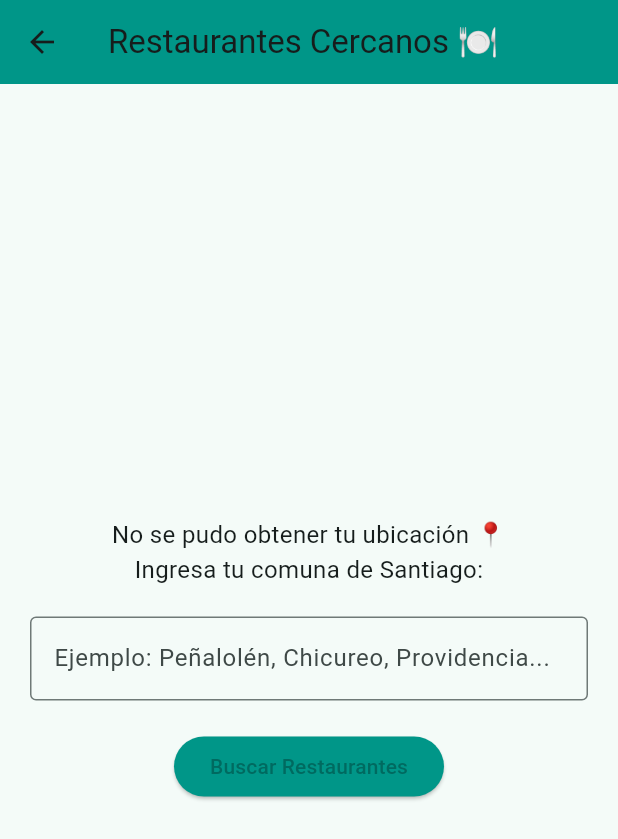
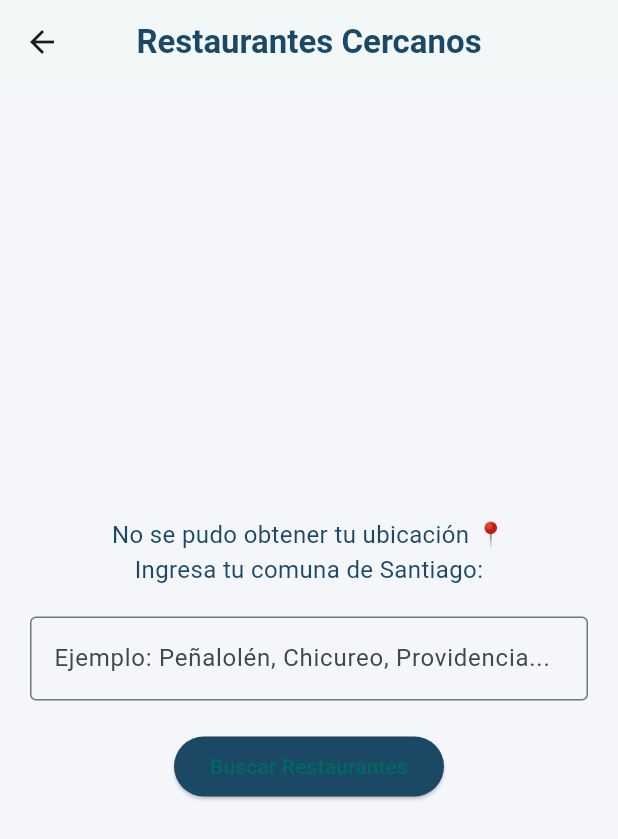
Before and after one commit to VICHOFDEZ/MyHome, a Flutter app: the screen it shows after launch, after a tap on "Comida", on a phone screen of 412 x 824 dp. Shown: the top 839 px of the screen. Run offline on Flutter 3.47's test engine with Material 3 defaults, Android fonts, the phone set to English and light mode, and no system bars; our stand-ins replace flutter_local_notifications, geolocator, google_maps_flutter, shared_preferences, timezone; accounts and stored records are empty.

Commit message:
En avances para tener la app como pro

```diff
--- a/lib/screens/food_screen.dart
+++ b/lib/screens/food_screen.dart
@@ -2,6 +2,12 @@ import 'dart:convert';
 import 'package:flutter/material.dart';
 import 'package:geolocator/geolocator.dart';
 import 'package:http/http.dart' as http;
+import 'package:url_launcher/url_launcher.dart';
+
+// 🎨 PALETA OFICIAL
+const kPrimaryColor = Color(0xFF1B4965);
+const kSecondaryColor = Color(0xFF5FA8D3);
+const kBackgroundColor = Color(0xFFF4F6FA);
 
 class FoodScreen extends StatefulWidget {
   const FoodScreen({super.key});
@@ -32,7 +38,6 @@ class _FoodScreenState extends State<FoodScreen> {
     Position? position;
 
     try {
-      // 🛰️ Intentar usar GPS
       LocationPermission permission = await Geolocator.requestPermission();
       if (permission == LocationPermission.denied ||
           permission == LocationPermission.deniedForever) {
@@ -42,7 +47,6 @@ class _FoodScreenState extends State<FoodScreen> {
       position = await Geolocator.getCurrentPosition(
           desiredAccuracy: LocationAccuracy.high);
     } catch (_) {
-      // 🚫 GPS falló → permitir escribir comuna
       setState(() {
         gpsFailed = true;
         isLoading = false;
@@ -86,17 +90,21 @@ class _FoodScreenState extends State<FoodScreen> {
       });
     }
 
-    // 🔹 Obtener teléfonos y calcular distancia
+    // 🔹 Obtener teléfonos, website y distancia
     for (var resto in fetched) {
       final detailsUrl =
           'https://maps.googleapis.com/maps/api/place/details/json'
-          '?place_id=${resto['place_id']}&fields=formatted_phone_number&key=$apiKey';
+          '?place_id=${resto['place_id']}'
+          '&fields=formatted_phone_number,website'
+          '&key=$apiKey';
 
       final detailsResponse = await http.get(Uri.parse(detailsUrl));
       final detailsData = json.decode(detailsResponse.body);
 
       resto['phone'] = detailsData['result']?['formatted_phone_number'] ??
           'Teléfono no disponible';
+
+      resto['website'] = detailsData['result']?['website'];
 
       resto['distance'] = Geolocator.distanceBetween(
         lat,
@@ -106,11 +114,8 @@ class _FoodScreenState extends State<FoodScreen> {
       );
     }
 
-    fetched.sort((a, b) {
-      final ratingA = double.tryParse(a['rating'] ?? '0') ?? 0;
-      final ratingB = double.tryParse(b['rating'] ?? '0') ?? 0;
-      return ratingB.compareTo(ratingA);
-    });
+    // 🔹 AHORA ORDENAMOS POR DISTANCIA (de menor a mayor)
+    fetched.sort((a, b) => a['distance'].compareTo(b['distance']));
 
     setState(() {
       restaurants = fetched;
@@ -146,12 +151,18 @@ class _FoodScreenState extends State<FoodScreen> {
   @override
   Widget build(BuildContext context) {
     return Scaffold(
+      backgroundColor: kBackgroundColor,
       appBar: AppBar(
-        title: const Text('Restaurantes Cercanos 🍽️'),
-        backgroundColor: Colors.teal,
+        backgroundColor: Colors.white,
+        title: const Text(
+          'Restaurantes Cercanos',
+          style: TextStyle(color: kPrimaryColor, fontWeight: FontWeight.bold),
+        ),
+        centerTitle: true,
+        elevation: 1,
       ),
       body: isLoading
-          ? const Center(child: CircularProgressIndicator())
+          ? const Center(child: CircularProgressIndicator(color: kPrimaryColor))
           : gpsFailed
               ? _buildComunaInput()
               : _buildRestaurantList(),
@@ -167,7 +178,7 @@ class _FoodScreenState extends State<FoodScreen> {
           const Text(
             'No se pudo obtener tu ubicación 📍\nIngresa tu comuna de Santiago:',
             textAlign: TextAlign.center,
-            style: TextStyle(fontSize: 16),
+            style: TextStyle(fontSize: 16, color: kPrimaryColor),
           ),
           const SizedBox(height: 20),
           TextField(
@@ -180,7 +191,9 @@ class _FoodScreenState extends State<FoodScreen> {
           const SizedBox(height: 20),
           ElevatedButton(
             onPressed: _fetchByComuna,
-            style: ElevatedButton.styleFrom(backgroundColor: Colors.teal),
+            style: ElevatedButton.styleFrom(
+              backgroundColor: kPrimaryColor,
+            ),
             child: const Text('Buscar Restaurantes'),
           ),
         ],
@@ -196,23 +209,81 @@ class _FoodScreenState extends State<FoodScreen> {
           itemBuilder: (context, index) {
             final r = restaurants[index];
             return Card(
-                margin:
-                    const EdgeInsets.symmetric(horizontal: 10, vertical: 6),
+              color: Colors.white,
+              margin: const EdgeInsets.symmetric(horizontal: 12, vertical: 8),
+              elevation: 3,
               child: ListTile(
-                  leading:
-                      const Icon(Icons.restaurant, color: Colors.teal, size: 28),
+                leading: const Icon(
+                  Icons.restaurant,
+                  color: kPrimaryColor,
+                  size: 34,
+                ),
+
+                // 🔹 SOLO NOMBRE ARRIBA
                 title: Text(
                   r['name'],
                   style: const TextStyle(
-                        fontWeight: FontWeight.bold, fontSize: 16),
+                    fontWeight: FontWeight.bold,
+                    fontSize: 17,
+                    color: kPrimaryColor,
                   ),
+                  overflow: TextOverflow.ellipsis,
+                ),
+
+                // 🔹 INFO ABAJO
                 subtitle: Column(
                   crossAxisAlignment: CrossAxisAlignment.start,
                   children: [
+                    // ⭐ CALIFICACIÓN
                     Text('⭐ Calificación: ${r['rating']}'),
-                      Text('📞 ${r['phone']}'),
+
+                    // 📞 TELÉFONO + 🌐 ICONO WEB -> MISMA ALTURA
+                    Row(
+                      mainAxisAlignment: MainAxisAlignment.spaceBetween,
+                      children: [
+                        // Teléfono clickeable
+                        GestureDetector(
+                          onTap: () async {
+                            final phone = r['phone'].replaceAll(' ', '');
+                            final url = Uri.parse('tel:$phone');
+                            if (await canLaunchUrl(url)) {
+                              await launchUrl(url);
+                            }
+                          },
+                          child: Text(
+                            '📞 ${r['phone']}',
+                            style: const TextStyle(
+                              color: kPrimaryColor,
+                              decoration: TextDecoration.underline,
+                            ),
+                          ),
+                        ),
+
+                        // 🌐 Icono web alineado con el número
+                        if (r['website'] != null)
+                          GestureDetector(
+                            onTap: () async {
+                              final url = Uri.parse(r['website']);
+                              if (await canLaunchUrl(url)) {
+                                await launchUrl(
+                                  url,
+                                  mode: LaunchMode.externalApplication,
+                                );
+                              }
+                            },
+                            child: const Icon(
+                              Icons.public,
+                              size: 40, // tamaño perfecto para esa línea
+                              color: kSecondaryColor,
+                            ),
+                          ),
+                      ],
+                    ),
+
+                    // 📍 DISTANCIA
                     Text(
-                          '📍 ${(r['distance'] / 1000).toStringAsFixed(2)} km'),
+                      '📍 ${(r['distance'] / 1000).toStringAsFixed(2)} km',
+                    ),
                   ],
                 ),
               ),
--- a/lib/screens/home_screen.dart
+++ b/lib/screens/home_screen.dart
@@ -3,7 +3,10 @@ import 'emergency_info_screen.dart';
 import 'emergency_profile_screen.dart';
 import '../services/emergency_profile_storage.dart';
 
-
+/// 🎨 Paleta oficial de la app
+const kPrimaryColor = Color(0xFF1B4965);
+const kSecondaryColor = Color(0xFF5FA8D3);
+const kBackgroundColor = Color(0xFFF4F6FA);
 
 class HomeScreen extends StatelessWidget {
   const HomeScreen({super.key});
@@ -11,142 +14,127 @@ class HomeScreen extends StatelessWidget {
   @override
   Widget build(BuildContext context) {
     return Scaffold(
-      backgroundColor: Colors.grey[50],
+      backgroundColor: kBackgroundColor,
       appBar: AppBar(
-        title: const Text(
-          'Bienvenido a My Home',
-          style: TextStyle(fontWeight: FontWeight.bold, color: Colors.teal),
-        ),
         backgroundColor: Colors.white,
         elevation: 1,
         centerTitle: true,
+        title: const Text(
+          'Bienvenido a My Home',
+          style: TextStyle(
+            fontWeight: FontWeight.bold,
+            color: kPrimaryColor,
+          ),
+        ),
       ),
+
       body: Padding(
         padding: const EdgeInsets.symmetric(horizontal: 16, vertical: 20),
         child: Column(
           crossAxisAlignment: CrossAxisAlignment.start,
           children: [
-            const SizedBox(height: 30),
+            const SizedBox(height: 10),
+
+            /// TÍTULO
             const Center(
               child: Text(
                 'Acceso Rápido',
-                style: TextStyle(fontSize: 18, fontWeight: FontWeight.w600),
+                style: TextStyle(
+                  fontSize: 20,
+                  fontWeight: FontWeight.w700,
+                  color: kPrimaryColor,
+                ),
               ),
             ),
-            const SizedBox(height: 30),
 
-            // 🔽 Botones principales
+            const SizedBox(height: 20),
+
+            /// GRID PROFESIONAL
             Expanded(
               child: GridView.count(
-                crossAxisCount: 4,
-                mainAxisSpacing: 10,
-                crossAxisSpacing: 10,
-                children: [
-                  _QuickAccessButton(icon: Icons.restaurant, label: 'Comida'),
-                  _QuickAccessButton(icon: Icons.calculate, label: 'Simulador'),
-                  _QuickAccessButton(icon: Icons.build, label: 'Mantención'),
-                  _QuickAccessButton(icon: Icons.school, label: 'Tutores'),
-                  _QuickAccessButton(icon: Icons.alarm, label: 'Recordatorio'),
-                  _QuickAccessButton(icon: Icons.verified_user, label: 'Zonas Peligrosas'),
-                  _QuickAccessButton(icon: Icons.explore, label: 'Vias Reversibles'),
-                  _QuickAccessButton(icon: Icons.self_improvement, label: 'Bienestar & Calma'),
+                crossAxisCount: 2,
+                mainAxisSpacing: 20,
+                crossAxisSpacing: 20,
+                childAspectRatio: 1.2,
+                children: const [
+                  _HomeCard(icon: Icons.restaurant, label: 'Comida', route: '/food'),
+                  _HomeCard(icon: Icons.calculate, label: 'Simulador', route: '/simulador'),
+                  _HomeCard(icon: Icons.build, label: 'Mantención', route: '/technicians'),
+                  _HomeCard(icon: Icons.school, label: 'Tutores', route: '/classes'),
+                  _HomeCard(icon: Icons.alarm, label: 'Recordatorio', route: '/reminders'),
+                  _HomeCard(icon: Icons.verified_user, label: 'Zonas Peligrosas', route: '/zonas'),
+                  _HomeCard(icon: Icons.explore, label: 'Vias Reversibles', route: '/vias'),
+                  _HomeCard(icon: Icons.self_improvement, label: 'Bienestar & Calma', route: '/bienestar'),
                 ],
               ),
             ),
           ],
         ),
       ),
+
+      /// BOTÓN S.O.S.
       floatingActionButton: FloatingActionButton.extended(
         onPressed: () async {
-         // 1. Cargamos el perfil desde SharedPreferences
           final profile = await EmergencyProfileStorage.loadProfile();
 
-         // 2. Si NO hay datos -> mandamos a registrar datos
           if (profile == null) {
             Navigator.push(
               context,
-              MaterialPageRoute(
-                builder: (_) => const EmergencyProfileScreen(),
-              ),
+              MaterialPageRoute(builder: (_) => const EmergencyProfileScreen()),
             );
           } else {
-            // 3. Si SÍ hay datos -> vamos al botón de pánico
             Navigator.push(
               context,
-              MaterialPageRoute(
-                builder: (_) => const EmergencyInfoScreen(),
-              ),
+              MaterialPageRoute(builder: (_) => const EmergencyInfoScreen()),
             );
           }
         },
         backgroundColor: Colors.red,
         icon: const Icon(Icons.phone, color: Colors.white),
-        label: const Text(
-          'S.O.S',
-          style: TextStyle(color: Colors.white),
-        ),
+        label: const Text('S.O.S', style: TextStyle(color: Colors.white)),
       ),
       floatingActionButtonLocation: FloatingActionButtonLocation.endFloat,
     );
   }
 }
 
-class _QuickAccessButton extends StatelessWidget {
+/// ------------------------------
+/// CARD GRANDE ESTILO UAI
+/// ------------------------------
+class _HomeCard extends StatelessWidget {
   final IconData icon;
   final String label;
+  final String route;
 
-  const _QuickAccessButton({required this.icon, required this.label});
+  const _HomeCard({required this.icon, required this.label, required this.route});
 
   @override
   Widget build(BuildContext context) {
     return GestureDetector(
-      onTap: () {
-        switch (label) {
-          case 'Recordatorio':
-            Navigator.pushNamed(context, '/reminders');
-            break;
-          case 'Tutores':
-            Navigator.pushNamed(context, '/classes');
-            break;
-          case 'Mantención':
-            Navigator.pushNamed(context, '/technicians');
-            break;
-          case 'Comida':
-            Navigator.pushNamed(context, '/food');
-            break;
-          case 'Simulador':
-            Navigator.pushNamed(context, '/simulador');
-            break;
-          case 'Zonas Peligrosas':
-            Navigator.pushNamed(context, '/zonas');
-            break;
-          case 'Vias Reversibles':
-            Navigator.pushNamed(context, '/vias');
-            break;
-          case 'Bienestar & Calma':
-            Navigator.pushNamed(context, '/bienestar');
-            break;
-          default:
-            ScaffoldMessenger.of(context).showSnackBar(
-              SnackBar(content: Text('Función "$label" aún no disponible')),
-            );
-        }
-      },
+      onTap: () => Navigator.pushNamed(context, route),
       child: Container(
         decoration: BoxDecoration(
-          color: Colors.teal[100],
-          borderRadius: BorderRadius.circular(15),
+          color: Colors.white,
+          borderRadius: BorderRadius.circular(18),
+          boxShadow: [
+            BoxShadow(
+              color: Colors.black.withOpacity(0.08),
+              blurRadius: 8,
+              offset: const Offset(0, 4),
+            )
+          ],
         ),
         child: Column(
           mainAxisAlignment: MainAxisAlignment.center,
           children: [
-            Icon(icon, size: 32, color: Colors.teal[700]),
-            const SizedBox(height: 6),
+            Icon(icon, size: 48, color: kPrimaryColor),
+            const SizedBox(height: 12),
             Text(
               label,
-              style: TextStyle(
-                fontSize: 13,
-                color: Colors.teal[800],
+              textAlign: TextAlign.center,
+              style: const TextStyle(
+                fontSize: 16,
+                color: kPrimaryColor,
                 fontWeight: FontWeight.w600,
               ),
             ),
```
Also changed, not shown: lib/screens/bienestar_calma_screen.dart (+6 -1 lines), lib/screens/simulador_vida_foranea_screen.dart (+6 -1 lines). Lines whose indentation alone changed are shown as unchanged.
